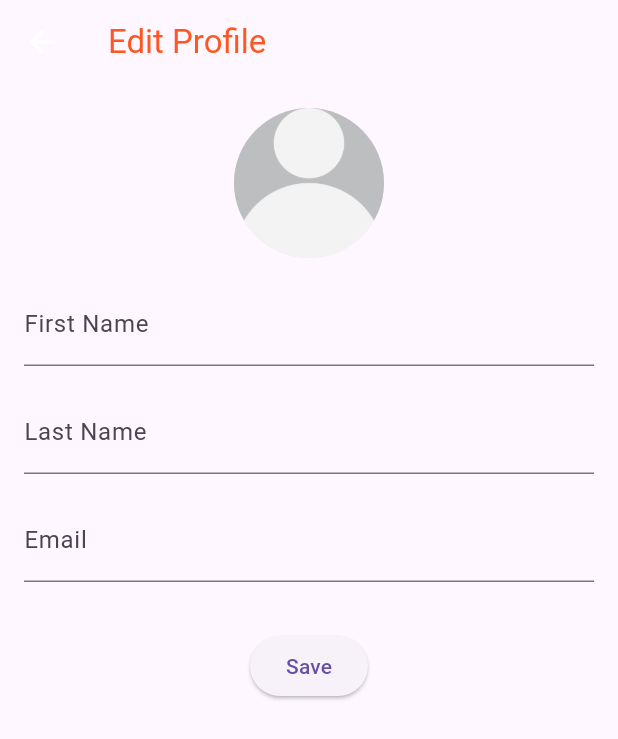
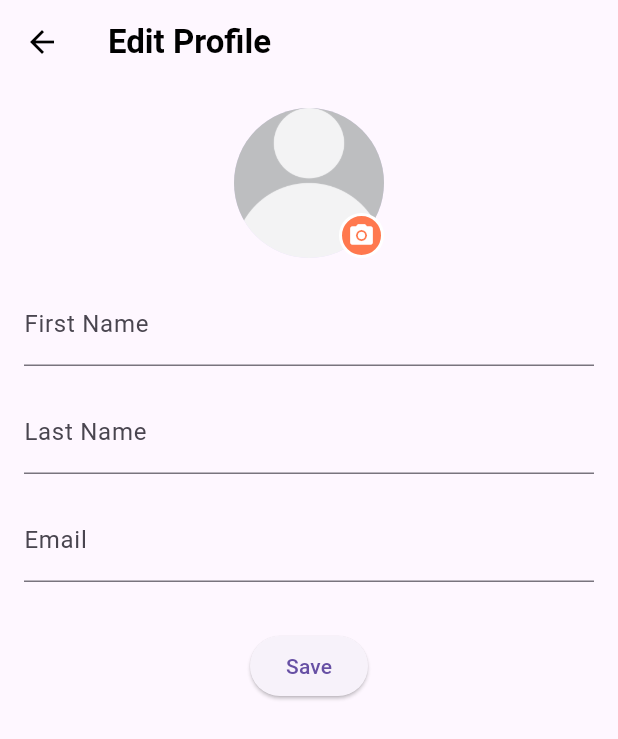
Before and after one commit to eloritzkovitz/SnapChef, a Flutter app: the EditProfileScreen screen opened directly, on a phone screen of 412 x 824 dp. Shown: the top 739 px of the screen. Run offline on Flutter 3.47's test engine with Material 3 defaults, Android fonts, the phone set to English and light mode, and no system bars; our stand-ins replace flutter_dotenv, image_picker, shared_preferences; accounts and stored records are empty.

Commit message:
Refractored colors and widgets

```diff
--- a/lib/main.dart
+++ b/lib/main.dart
@@ -3,6 +3,7 @@ import 'package:flutter/material.dart';
 import 'package:flutter_dotenv/flutter_dotenv.dart';
 import 'package:provider/provider.dart';
 import 'package:shared_preferences/shared_preferences.dart';
+import 'theme/colors.dart';
 import 'viewmodels/main_viewmodel.dart';
 import 'viewmodels/auth_viewmodel.dart';
 import 'viewmodels/fridge_viewmodel.dart';
@@ -28,9 +29,6 @@ Future<void> main() async {
 
   runApp(MyApp(isLoggedIn: accessToken != null));
 }
-
-const primaryColor = Color(0xffff794e);
-const secondaryColor = Color(0xffff5722);
 
 // Add a new MyApp widget
 class MyApp extends StatelessWidget {
--- /dev/null
+++ b/lib/theme/colors.dart
@@ -0,0 +1,22 @@
+import 'package:flutter/material.dart';
+
+// Define app colors
+const Color primaryColor = Color(0xffff794e);
+const Color secondaryColor = Color(0xffff5722);
+
+// Define a MaterialColor for the primary color
+const MaterialColor primarySwatch = MaterialColor(
+  0xffff5722, // Base color
+  <int, Color>{
+    50: Color(0xffff6838),  // 10%
+    100: Color(0xffff794e), // 20%
+    200: Color(0xffff8964), // 30%
+    300: Color(0xffff9a7a), // 40%
+    400: Color(0xffffab91), // 50%
+    500: Color(0xffffbca7), // 60%
+    600: Color(0xffffcdbd), // 70%
+    700: Color(0xffffddd3), // 80%
+    800: Color(0xffffeee9), // 90%
+    900: Color(0xffffffff), // 100%
+  },
+);
--- a/lib/viewmodels/auth_viewmodel.dart
+++ b/lib/viewmodels/auth_viewmodel.dart
@@ -7,7 +7,8 @@ import '../models/user.dart';
 class AuthViewModel extends ChangeNotifier {
   final AuthService _authService = AuthService();
   bool _isLoading = false;
-  User? _user; // Add a User object to store the profile data
+  bool isLoggingOut = false;
+  User? _user;
 
   bool get isLoading => _isLoading;
   User? get user => _user; // Expose the user data to the UI
@@ -145,8 +146,15 @@ class AuthViewModel extends ChangeNotifier {
     }
   }
 
+  // Set the loading state
   void _setLoading(bool value) {
     _isLoading = value;
+    notifyListeners();
+  }
+
+  // Set the logging out state
+  void setLoggingOut(bool value) {
+    isLoggingOut = value;
     notifyListeners();
   }
 
--- a/lib/views/fridge/fridge_screen.dart
+++ b/lib/views/fridge/fridge_screen.dart
@@ -3,6 +3,7 @@ import 'package:provider/provider.dart';
 import '../../viewmodels/fridge_viewmodel.dart';
 import './widgets/ingredient_card.dart';
 import './ingredient_search_delegate.dart';
+import './widgets/action_button.dart';
 
 class FridgeScreen extends StatelessWidget {
   const FridgeScreen({super.key});
@@ -57,6 +58,8 @@ class FridgeScreen extends StatelessWidget {
             ],
           ),
         ),
+        floatingActionButton: const ActionButton(),
+        floatingActionButtonLocation: FloatingActionButtonLocation.endFloat,
       ),
     );
   }
--- a/lib/views/fridge/widgets/action_button.dart
+++ b/lib/views/fridge/widgets/action_button.dart
@@ -2,8 +2,8 @@ import 'dart:developer';
 import 'dart:io';
 import 'package:flutter/material.dart';
 import 'package:image_picker/image_picker.dart';
-import 'package:snapchef/main.dart';
 import '../../../services/upload_photo.dart';
+import '../../../theme/colors.dart';
 import '../generate_recipe_screen.dart';
 
 class ActionButton extends StatefulWidget {
--- a/lib/views/profile/edit_profile_screen.dart
+++ b/lib/views/profile/edit_profile_screen.dart
@@ -3,6 +3,7 @@ import 'package:flutter/material.dart';
 import 'package:image_picker/image_picker.dart';
 import 'package:provider/provider.dart';
 import '../../viewmodels/auth_viewmodel.dart';
+import '../../theme/colors.dart';
 
 class EditProfileScreen extends StatefulWidget {
   const EditProfileScreen({super.key});
@@ -51,7 +52,9 @@ class _EditProfileScreenState extends State<EditProfileScreen> {
 
     return Scaffold(
       appBar: AppBar(
-        title: const Text('Edit Profile'),
+        title: const Text('Edit Profile', style: TextStyle(fontWeight: FontWeight.bold)),
+        foregroundColor: Colors.black,
+        iconTheme: const IconThemeData(color: Colors.black),
       ),
       body: Padding(
         padding: const EdgeInsets.all(16.0),
@@ -60,10 +63,9 @@ class _EditProfileScreenState extends State<EditProfileScreen> {
           child: SingleChildScrollView(
             child: Column(
               children: [
-                // Profile Picture
-                GestureDetector(
-                  onTap: _pickImage,
-                  child: CircleAvatar(
+                Stack(
+                  children: [
+                    CircleAvatar(
                       radius: 50,
                       backgroundImage: _selectedImage != null
                           ? FileImage(_selectedImage!)
@@ -71,6 +73,28 @@ class _EditProfileScreenState extends State<EditProfileScreen> {
                               ? NetworkImage(authViewModel.getFullImageUrl(authViewModel.user!.profilePicture!)) as ImageProvider
                               : const AssetImage('assets/images/default_profile.png'),
                     ),
+                    Positioned(
+                      bottom: 0,
+                      right: 0,
+                      child: GestureDetector(
+                        onTap: _pickImage,
+                        child: Container(
+                          height: 30,
+                          width: 30,
+                          decoration: BoxDecoration(
+                            color: primaryColor,
+                            shape: BoxShape.circle,
+                            border: Border.all(color: Colors.white, width: 2),
+                          ),
+                          child: const Icon(
+                            Icons.camera_alt,
+                            color: Colors.white,
+                            size: 18,
+                          ),
+                        ),
+                      ),
+                    ),
+                  ],
                 ),
                 const SizedBox(height: 16),
 
```
Also changed, not shown: lib/config/palette.dart (deleted, +0 -19 lines), lib/views/main_screen.dart (+4 -48 lines), lib/views/profile/profile_screen.dart (+63 -3 lines). Lines whose indentation alone changed are shown as unchanged.
